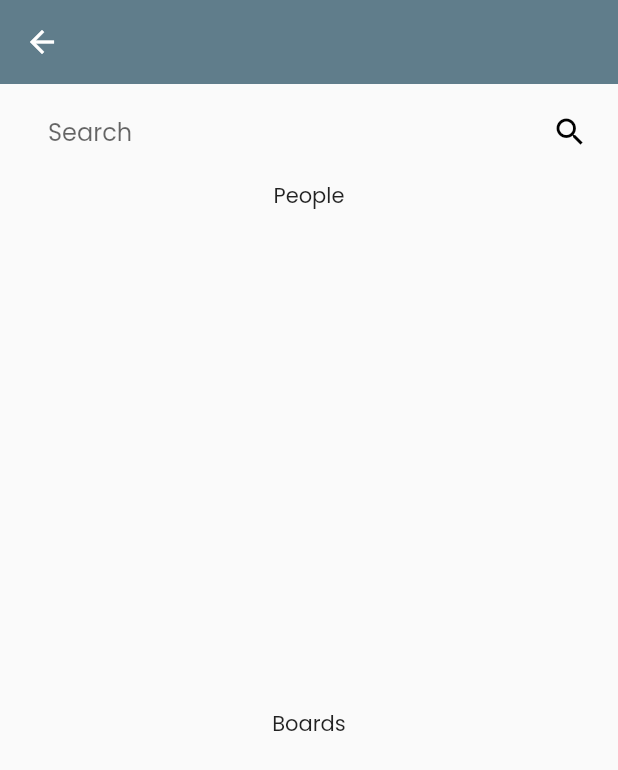
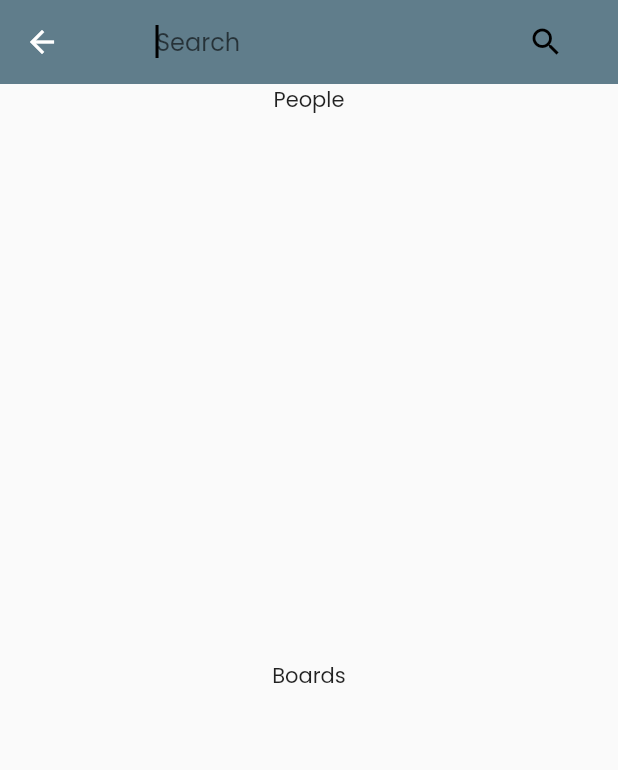
Before and after one commit to trendmate/app, a Flutter app: the SocialSearch screen opened directly, on a phone screen of 412 x 824 dp. Shown: the top 770 px of the screen. Run offline on Flutter 3.47's test engine with Material 2 defaults, Android fonts, the phone set to English and light mode, and no system bars; our stand-ins replace cached_network_image, carousel_slider, cloud_firestore, firebase_auth, firebase_core, fluttertoast and 1 more; missing offline and left inert: numeric_keyboard; accounts and stored records are empty.

Commit message:
firebase connected so boards are persistent, social somewhat working

```diff
--- a/lib/constants/strings.dart
+++ b/lib/constants/strings.dart
@@ -16,5 +16,5 @@ class StringConstants {
   static const String POSTS = "temp_articles";
   // TODO = "posts";
   static const String BOARDS = "boards";
-  static const String FAVOURITES = "favourites";
+  static const String FAVORITES = "favorites";
 }
--- a/lib/models/social/board.dart
+++ b/lib/models/social/board.dart
@@ -3,8 +3,9 @@ import 'dart:convert';
 import 'package:flutter/foundation.dart';
 
 class Board {
-  final String boardId;
+  String? boardId;
   String title;
+  final String uid;
   final String image;
   final List<String> favorites;
   final int followers;
@@ -13,18 +14,19 @@ class Board {
   final List<String> tags;
 
   Board({
-    required this.boardId,
+    this.boardId,
     required this.title,
     required this.image,
     required this.favorites,
+    required this.uid,
     this.followers = 0,
     this.description = "",
     this.posts = const [],
     this.tags = const [],
   });
 
-  Board copyWith({
-    String? boardId,
+  Board copyWith(
+      {String? boardId,
       String? title,
       String? image,
       List<String>? favorites,
@@ -32,8 +34,9 @@ class Board {
       String? description,
       List<String>? posts,
       List<String>? tags,
-  }) {
+      String? uid}) {
     return Board(
+      uid: uid ?? this.uid,
       boardId: boardId ?? this.boardId,
       title: title ?? this.title,
       image: image ?? this.image,
@@ -54,17 +57,18 @@ class Board {
       'posts': posts,
       'favorites': favorites,
       'tags': tags,
+      'uid': uid,
     };
   }
 
   factory Board.fromMap(Map<String, dynamic> map) {
     return Board(
       boardId: map['boardId'],
+      uid: map['uid'],
       title: map['title'],
       image: map['image'],
       description: map['description'],
       posts: List<String>.from(map['posts']),
-      // favorites: Map<String, Product>.from(map['favorites']),
       favorites: List<String>.from(map['favorites']),
       tags: List<String>.from(map['tags']),
     );
--- a/lib/pages/boards/board_detail.dart
+++ b/lib/pages/boards/board_detail.dart
@@ -88,7 +88,7 @@ class _BoardDetailState extends State<BoardDetail> {
                                       onPressed: () {
                                         boardsProvider.removeSingleProduct(
                                             boardsProvider
-                                                .boardsList[BoardIndex].boardId,
+                                                .boardsList[BoardIndex].boardId!,
                                             product.productId);
                                       },
                                     ),
--- a/lib/pages/boards/boards_page.dart
+++ b/lib/pages/boards/boards_page.dart
@@ -102,7 +102,7 @@ class _BoardsPageState extends State<BoardsPage> {
                   ),
                   IconButton(
                     onPressed: () {
-                      editBoard(boardsProvider.boardsList[index].boardId);
+                      editBoard(boardsProvider.boardsList[index].boardId!);
                     },
                     icon: Icon(
                       Icons.edit,
@@ -112,7 +112,7 @@ class _BoardsPageState extends State<BoardsPage> {
                   IconButton(
                     onPressed: () {
                       boardsProvider.deleteBoard(
-                          boardsProvider.boardsList[index].boardId);
+                          boardsProvider.boardsList[index].boardId!);
                     },
                     icon: Icon(
                       Icons.delete,
--- a/lib/pages/products/products_page.dart
+++ b/lib/pages/products/products_page.dart
@@ -125,10 +125,10 @@ class _ProductsPageState extends State<ProductsPage> {
                                     onChanged: (bool? value) {
                                       if (value == true) {
                                         boardsprovider.addSingleProduct(
-                                            boardId, productId);
+                                            boardId!, productId);
                                       } else
                                         boardsprovider.removeSingleProduct(
-                                            boardId, productId);
+                                            boardId!, productId);
                                     });
                               }),
                     ),
--- a/lib/pages/social/social_page.dart
+++ b/lib/pages/social/social_page.dart
@@ -62,8 +62,8 @@ class SocialProduct extends StatelessWidget {
               Row(
                 children: [
                   product.fromUserName != null
-                      ? Text(product.fromUserName!)
-                      : Text(product.fromBoardName!),
+                      ? Text(product.fromUserName ?? "")
+                      : Text(product.fromBoardName ?? ""),
                   Spacer(),
                   Icon(
                     Icons.ios_share,
--- a/lib/pages/social/social_search.dart
+++ b/lib/pages/social/social_search.dart
@@ -1,8 +1,6 @@
-import 'package:cached_network_image/cached_network_image.dart';
 import 'package:flutter/material.dart';
 import 'package:provider/provider.dart';
 import 'package:trendmate/providers/social_provider.dart';
-import 'package:trendmate/services/firebase_methods.dart';
 
 class SocialSearch extends StatefulWidget {
   SocialSearch({Key? key}) : super(key: key);
@@ -14,23 +12,15 @@ class SocialSearch extends StatefulWidget {
 class _SocialSearchState extends State<SocialSearch> {
   @override
   Widget build(BuildContext context) {
-    return Scaffold(
+    return Consumer<SocialProvider>(
+      builder: (context, provider, child) => Scaffold(
           appBar: AppBar(
             backgroundColor: Theme.of(context).primaryColor,
             elevation: 0,
-          title: Row(children: [
-            Text(
-              "",
-              style: TextStyle(color: Colors.black, fontSize: 21),
-            )
-          ])),
-      body: SafeArea(
-          child: Consumer<SocialProvider>(
-        builder: (context, provider, child) => Column(
-          children: [
-            Padding(
+            title: Padding(
               padding: const EdgeInsets.fromLTRB(32, 8, 8, 8),
               child: TextFormField(
+                autofocus: true,
                 onChanged: (value) => provider.setSearchText(value),
                 cursorColor: Colors.black,
                 decoration: InputDecoration(
@@ -47,6 +37,10 @@ class _SocialSearchState extends State<SocialSearch> {
                     hintText: "Search"),
               ),
             ),
+          ),
+          body: SafeArea(
+            child: Column(
+              children: [
                 Text("People"),
                 Expanded(
                   child: ListView(
@@ -63,7 +57,7 @@ class _SocialSearchState extends State<SocialSearch> {
                                   ),
                                   ElevatedButton(
                                       onPressed: () {
-                                    provider.follow(e);
+                                        provider.followUser(e);
                                       },
                                       child: Text(
                                           provider.user!.friends.contains(e.uid)
@@ -80,7 +74,29 @@ class _SocialSearchState extends State<SocialSearch> {
                 Expanded(
                   child: ListView(
                     children: provider.searchingBoards
-                    .map((e) => CachedNetworkImage(imageUrl: e.image))
+                        .map((e) => Card(
+                                child: Padding(
+                              padding: const EdgeInsets.all(8.0),
+                              child: Center(
+                                child: Column(
+                                  children: [
+                                    Text(e.title),
+                                    SizedBox(
+                                      height: 8,
+                                    ),
+                                    ElevatedButton(
+                                        onPressed: () {
+                                          provider.followBoard(e);
+                                        },
+                                        child: Text(provider
+                                                .user!.followed_boards
+                                                .contains(e.boardId)
+                                            ? "Unfollow"
+                                            : "Follow"))
+                                  ],
+                                ),
+                              ),
+                            )))
                         .toList(),
                     scrollDirection: Axis.horizontal,
                   ),
```
Also changed, not shown: lib/main.dart (+10 -8 lines), lib/providers/boards_provider.dart (+39 -21 lines), lib/providers/products_provider.dart (+22 -10 lines), lib/providers/social_provider.dart (+10 -2 lines), lib/services/firebase_methods.dart (+43 -19 lines). Lines whose indentation alone changed are shown as unchanged.
